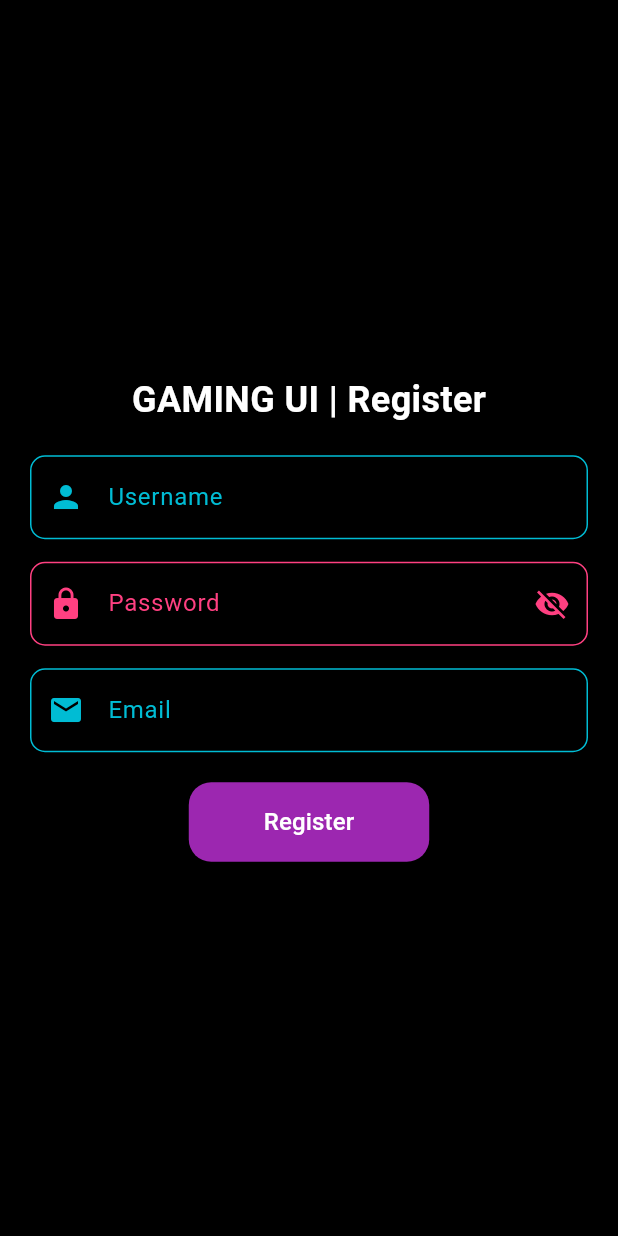
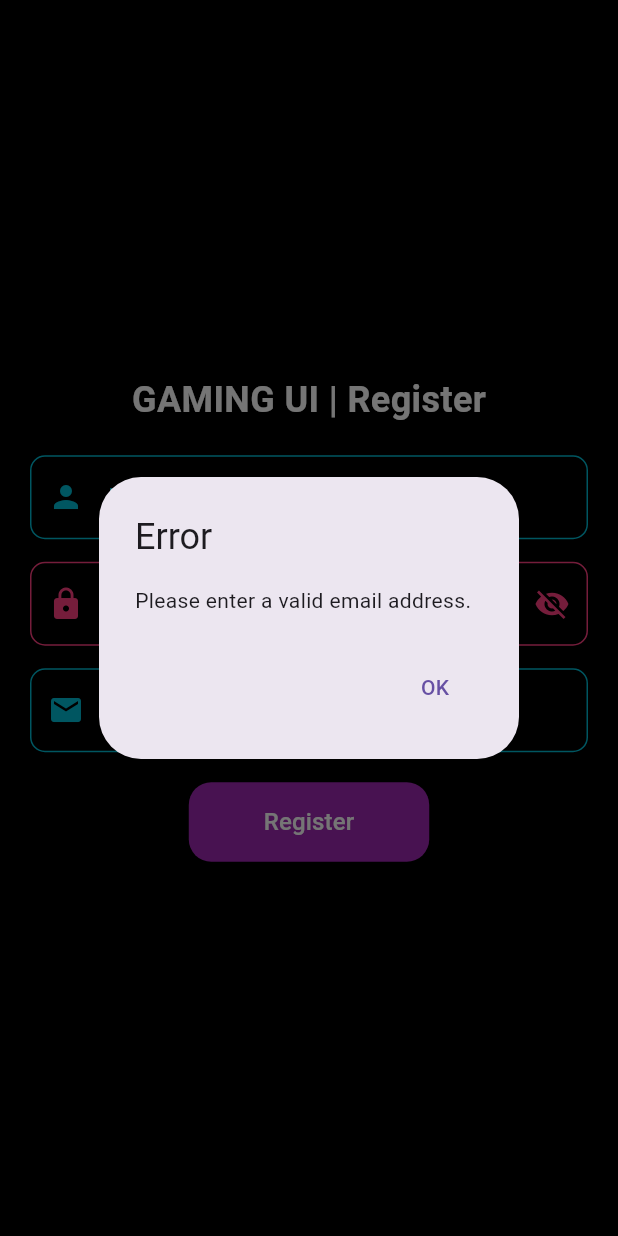
Before and after one commit to nandananp/money-matrix-front-end, a Flutter app: the GamingRegistrationPage screen opened by its route, after a tap on "Register", on a phone screen of 412 x 824 dp. Run offline on Flutter 3.47's test engine with Material 3 defaults, Android fonts, the phone set to English and light mode, and no system bars; our stand-ins replace shared_preferences; accounts and stored records are empty.

Commit message:
feat: email validation

```diff
--- a/lib/registration.dart
+++ b/lib/registration.dart
@@ -18,6 +18,11 @@ class _GamingRegistrationPageState extends State<GamingRegistrationPage> {
   bool _obscureText = true;
 
   Future<void> _registerUser() async {
+    if (!_isValidEmail(_emailController.text)) {
+      _showPopup("Error", "Please enter a valid email address.", false);
+      return;
+    }
+
     const String apiUrl = 'http://localhost:8080/v1/user/register';
 
     final response = await http.post(
@@ -39,6 +44,13 @@ class _GamingRegistrationPageState extends State<GamingRegistrationPage> {
     } else {
       _showPopup("Error", "Registration failed. Please try again.", false);
     }
+  }
+
+  bool _isValidEmail(String email) {
+    final RegExp emailRegex = RegExp(
+      r'^[a-zA-Z0-9._%+-]+@[a-zA-Z0-9.-]+\.[a-zA-Z]{2,}$',
+    );
+    return emailRegex.hasMatch(email);
   }
 
   void _showPopup(String title, String message, bool isSuccess) {
```
